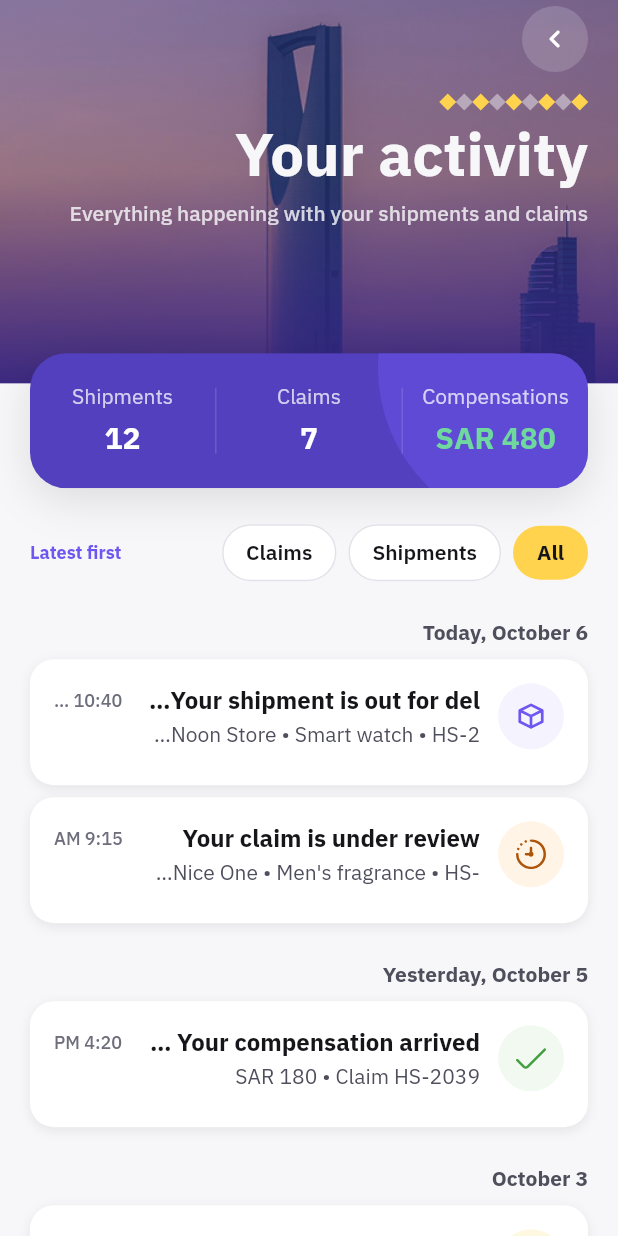
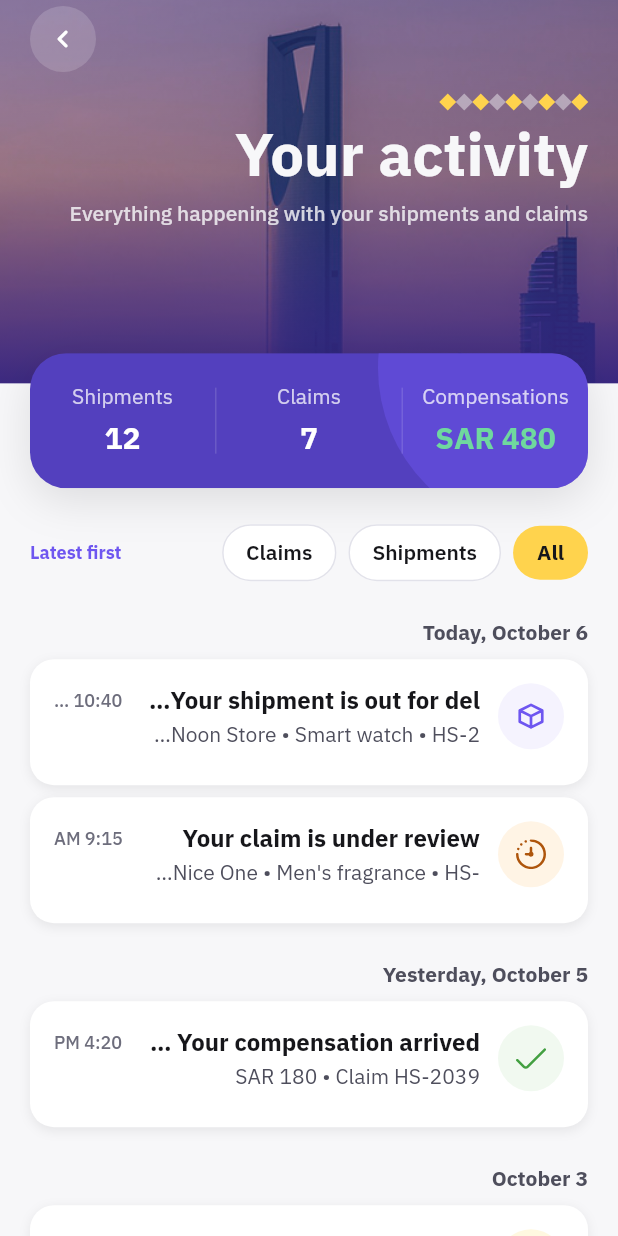
Before and after one commit to Almastertech/Shipment-App, a Flutter app: the ActivityScreen screen opened by its route, after a tap on the "chevron left" icon, after a tap on "Activity", on a phone screen of 412 x 824 dp. Run offline on Flutter 3.47's test engine with Material 3 defaults, Android fonts, the phone set to English and light mode, and no system bars; our stand-ins replace cached_network_image, camera, connectivity_plus, country_picker, device_preview, dio and 13 more; missing offline and left inert: phone_numbers_parser, smart_auth; accounts and stored records are empty; statements that could not run were skipped.

Commit message:
style: update profile screen components

```diff
--- a/lib/screens/profile/widgets/activity_entry_card.dart
+++ b/lib/screens/profile/widgets/activity_entry_card.dart
@@ -143,8 +143,7 @@ class _ActivityIconAppearance {
     required this.background,
     required this.foreground,
     this.svgAsset,
-    this.icon,
-  });
+  }) : icon = null;
 
   final Color background;
   final Color foreground;
--- a/lib/screens/profile/widgets/activity_filter_chip.dart
+++ b/lib/screens/profile/widgets/activity_filter_chip.dart
@@ -2,7 +2,6 @@ import 'package:flutter/material.dart';
 
 import '../../../components/app_text.dart';
 import '../../../core/resources/app_colors.dart';
-import '../../../core/resources/app_radius.dart';
 import '../../../core/resources/app_typography.dart';
 
 class ActivityFilterChip extends StatelessWidget {
--- a/lib/screens/profile/widgets/delete_account_actions.dart
+++ b/lib/screens/profile/widgets/delete_account_actions.dart
@@ -3,7 +3,6 @@ import 'package:flutter/material.dart';
 import '../../../components/buttons/primary_button.dart';
 import '../../../components/buttons/secondary_button.dart';
 import '../../../core/resources/app_colors.dart';
-import '../../../core/resources/app_radius.dart';
 import '../../../core/resources/app_spacing.dart';
 import '../../../core/resources/app_typography.dart';
 
--- a/lib/screens/profile/widgets/profile_footer.dart
+++ b/lib/screens/profile/widgets/profile_footer.dart
@@ -1,10 +1,6 @@
 import 'package:flutter/material.dart';
-import 'package:flutter_svg/flutter_svg.dart';
-
 import '../../../components/app_text.dart';
 import '../../../core/resources/app_colors.dart';
-import '../../../core/resources/app_images.dart';
-import '../../../core/resources/app_spacing.dart';
 import '../../../core/resources/app_typography.dart';
 
 class ProfileFooter extends StatelessWidget {
@@ -31,27 +27,27 @@ class ProfileFooter extends StatelessWidget {
             color: text.tertiary,
           ),
         ),
-        const SizedBox(height: AppSpacing.token2Xs),
-        Row(
-          mainAxisSize: MainAxisSize.min,
-          textDirection: TextDirection.rtl,
-          children: <Widget>[
-            AppText(
-              creditsLabel,
-              variant: AppTextVariant.bodySmall,
-              textAlign: TextAlign.center,
-              style: AppTypography.buyerMobile.caption.toTextStyle(
-                color: text.tertiary,
-              ),
-            ),
-            const SizedBox(width: AppSpacing.token2Xs),
-            SvgPicture.asset(
-              AppImages.alMaster,
-              width: 8,
-              height: 9,
-            ),
-          ],
-        ),
+        // const SizedBox(height: AppSpacing.token2Xs),
+        // Row(
+        //   mainAxisSize: MainAxisSize.min,
+        //   textDirection: TextDirection.rtl,
+        //   children: <Widget>[
+        //     AppText(
+        //       creditsLabel,
+        //       variant: AppTextVariant.bodySmall,
+        //       textAlign: TextAlign.center,
+        //       style: AppTypography.buyerMobile.caption.toTextStyle(
+        //         color: text.tertiary,
+        //       ),
+        //     ),
+        //     const SizedBox(width: AppSpacing.token2Xs),
+        //     SvgPicture.asset(
+        //       AppImages.alMaster,
+        //       width: 8,
+        //       height: 9,
+        //     ),
+        //   ],
+        // ),
       ],
     );
   }
--- a/lib/screens/profile/widgets/profile_subpage_hero.dart
+++ b/lib/screens/profile/widgets/profile_subpage_hero.dart
@@ -34,7 +34,8 @@ class ProfileSubpageHero extends StatelessWidget {
         const ProfileHeroBackground(),
         Positioned(
           top: topInset + AppSpacing.token2Xs,
-          right: AppSpacing.tokenXl,
+          right:Directionality.of(context) == TextDirection.rtl ? AppSpacing.tokenXl : null,
+          left: Directionality.of(context) == TextDirection.ltr ? AppSpacing.tokenXl : null,
           child: _GlassBackButton(onPressed: onBack, label: backLabel),
         ),
         Positioned(
```
